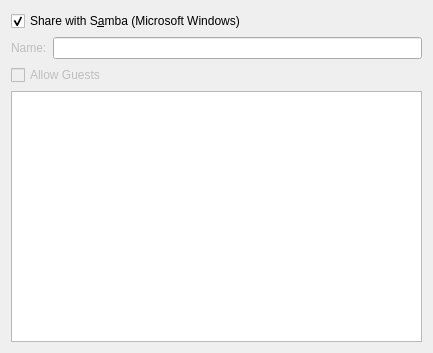
The window that samba/filepropertiesplugin/sambausershareplugin.ui (KDE/kdenetwork-filesharing) describes before a commit, drawn with Qt 5.
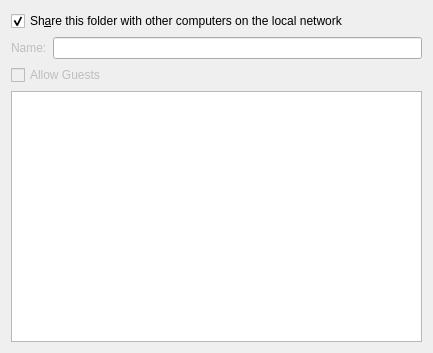
The same window after the commit. Custom widgets are drawn as their Qt base class.

Commit message:
Tweak UI strings to be a bit clearer
Test Plan:
{F6828658, size=full}
{F6828659, size=full}

Reviewers: #vdg, filipf

Reviewed By: #vdg, filipf

Subscribers: abetts

Patch:
```diff
--- a/samba/filepropertiesplugin/sambausershareplugin.ui
+++ b/samba/filepropertiesplugin/sambausershareplugin.ui
@@ -16,7 +16,7 @@
      <item>
       <widget class="QCheckBox" name="sambaChk">
        <property name="text">
-        <string>Share with S&amp;amba (Microsoft Windows)</string>
+        <string>Sh&amp;are this folder with other computers on the local network</string>
        </property>
        <property name="checked">
         <bool>true</bool>
```
The commit also changes 1 other file.
